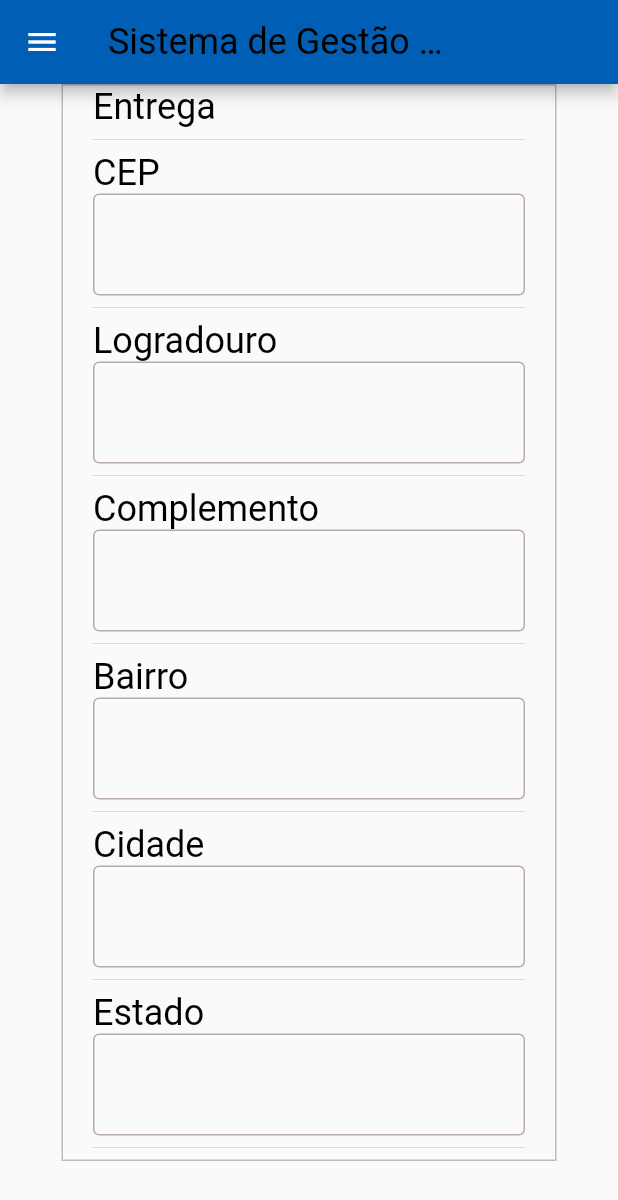
After one commit to tintreinamento/projeto_flutter, a Flutter app: the screen it shows after launch, on a phone screen of 412 x 824 dp. The commit adds this screen. Shown: the top 1200 px of the screen. Run offline on Flutter 3.47's test engine with Material 2 defaults, Android fonts, the light colour scheme and no system bars; our stand-ins replace brasil_fields, mask_text_input_formatter.

Commit message:
Tarefa: desenvolvimento do componente de endereço do pedido de vendas

```diff
--- a/lib/componentes/appbar.dart
+++ b/lib/componentes/appbar.dart
@@ -14,7 +14,7 @@ class AppBarComponente extends StatelessWidget implements PreferredSizeWidget {
     return PreferredSize(
         child: AppBar(
           centerTitle: false,
-          title: textComponente(this.titulo),
+          title: TextComponente(label: this.titulo),
           backgroundColor: Color.fromRGBO(0, 94, 181, 1),
           actions: [
             Container(
--- a/lib/componentes/input.dart
+++ b/lib/componentes/input.dart
@@ -2,15 +2,37 @@ import 'package:flutter/material.dart';
 import 'package:flutter/cupertino.dart';
 import 'package:projeto_flutter/componentes/text.dart';
 import 'package:projeto_flutter/componentes/textformfield.dart';
+import 'package:flutter/services.dart';
 
-Widget inputComponente(String label,
-    TextEditingController textEditingController, Function handleSubmitted) {
+class InputComponente extends StatelessWidget {
+  String label;
+  TextInputFormatter maskFormatter;
+  TextInputFormatter filter;
+  TextEditingController textEditingController;
+  Function handleSubmitted;
+
+  InputComponente(
+      {Key? key,
+      required this.label,
+      required this.maskFormatter,
+      required this.filter,
+      required this.textEditingController,
+      required this.handleSubmitted})
+      : super(key: key);
+
+  @override
+  Widget build(BuildContext context) {
     return Column(
       crossAxisAlignment: CrossAxisAlignment.start,
       children: [
-      textComponente(label),
-      textFormFieldComponente(textEditingController, handleSubmitted),
+        TextComponente(label: label),
+        TextFormFieldComponente(
+            maskFormatter: maskFormatter,
+            filter: filter,
+            textEditingController: textEditingController,
+            handleSubmitted: handleSubmitted),
         Divider(),
       ],
     );
   }
+}
--- a/lib/componentes/text.dart
+++ b/lib/componentes/text.dart
@@ -1,6 +1,11 @@
 import 'package:flutter/cupertino.dart';
 
-Widget textComponente(String label) {
+class TextComponente extends StatelessWidget {
+  String label;
+  TextComponente({Key? key, required this.label}) : super(key: key);
+
+  @override
+  Widget build(BuildContext context) {
     return Text(
       label,
       style: TextStyle(
@@ -11,3 +16,4 @@ Widget textComponente(String label) {
       ),
     );
   }
+}
--- a/lib/componentes/textformfield.dart
+++ b/lib/componentes/textformfield.dart
@@ -1,10 +1,29 @@
 import 'package:flutter/cupertino.dart';
-
 import 'package:flutter/material.dart';
 
-Widget textFormFieldComponente(
-    TextEditingController textEditingController, Function handleSubmitted) {
+import 'package:flutter/services.dart';
+
+class TextFormFieldComponente extends StatelessWidget {
+  TextInputFormatter maskFormatter;
+  TextInputFormatter filter;
+  TextEditingController textEditingController;
+  Function handleSubmitted;
+
+  TextFormFieldComponente(
+      {Key? key,
+      required this.maskFormatter,
+      required this.filter,
+      required this.textEditingController,
+      required this.handleSubmitted})
+      : super(key: key);
+
+  @override
+  Widget build(BuildContext context) {
     return TextField(
+      inputFormatters: [
+        filter,
+        maskFormatter,
+      ],
       controller: textEditingController,
       onSubmitted: (text) {
         handleSubmitted();
@@ -26,3 +45,4 @@ Widget textFormFieldComponente(
           )),
     );
   }
+}
--- /dev/null
+++ b/lib/views/pedido_venda/endereco.dart
@@ -0,0 +1,89 @@
+import 'package:flutter/material.dart';
+import 'package:projeto_flutter/componentes/input.dart';
+import 'package:projeto_flutter/componentes/text.dart';
+import 'package:projeto_flutter/services/apicorreios.dart';
+
+//Mask
+import 'package:brasil_fields/brasil_fields.dart';
+import 'package:flutter/services.dart';
+import 'package:mask_text_input_formatter/mask_text_input_formatter.dart';
+
+import '../../services/apicorreios.dart';
+
+class Endereco extends StatefulWidget {
+  const Endereco({Key? key}) : super(key: key);
+
+  @override
+  _EnderecoState createState() => _EnderecoState();
+}
+
+class _EnderecoState extends State<Endereco> {
+  //Endereço
+  TextEditingController cepController = TextEditingController();
+  TextEditingController logradouroController = TextEditingController();
+  TextEditingController complementoController = TextEditingController();
+  TextEditingController numeroController = TextEditingController();
+  TextEditingController bairroController = TextEditingController();
+  TextEditingController cidadeController = TextEditingController();
+  TextEditingController estadoController = TextEditingController();
+
+  void handleSubmittedCep() async {
+    var endereco = await getEndereco(
+        UtilBrasilFields.removeCaracteres(cepController.text));
+
+    //Seta valores nos campos de endereço
+    logradouroController.text = endereco['logradouro'];
+    complementoController.text = endereco['complemento'];
+    bairroController.text = endereco['bairro'];
+    cidadeController.text = endereco['localidade'];
+    estadoController.text = endereco['uf'];
+  }
+
+  @override
+  Widget build(BuildContext context) {
+    return Column(
+      mainAxisAlignment: MainAxisAlignment.start,
+      crossAxisAlignment: CrossAxisAlignment.start,
+      children: [
+        TextComponente(label: 'Entrega'),
+        Divider(),
+        InputComponente(
+            label: 'CEP',
+            maskFormatter: CepInputFormatter(),
+            filter: FilteringTextInputFormatter.digitsOnly,
+            textEditingController: cepController,
+            handleSubmitted: handleSubmittedCep),
+        InputComponente(
+            label: 'Logradouro',
+            maskFormatter: MaskTextInputFormatter(),
+            filter: MaskTextInputFormatter(),
+            textEditingController: logradouroController,
+            handleSubmitted: () {}),
+        InputComponente(
+            label: 'Complemento',
+            maskFormatter: MaskTextInputFormatter(),
+            filter: MaskTextInputFormatter(),
+            textEditingController: complementoController,
+            handleSubmitted: () {}),
+        InputComponente(
+            label: 'Bairro',
+            maskFormatter: MaskTextInputFormatter(),
+            filter: MaskTextInputFormatter(),
+            textEditingController: bairroController,
+            handleSubmitted: () {}),
+        InputComponente(
+            label: 'Cidade',
+            maskFormatter: MaskTextInputFormatter(),
+            filter: MaskTextInputFormatter(),
+            textEditingController: cidadeController,
+            handleSubmitted: () {}),
+        InputComponente(
+            label: 'Estado',
+            maskFormatter: MaskTextInputFormatter(),
+            filter: MaskTextInputFormatter(),
+            textEditingController: estadoController,
+            handleSubmitted: () {}),
+      ],
+    );
+  }
+}
--- a/pubspec.yaml
+++ b/pubspec.yaml
@@ -29,6 +29,8 @@ dependencies:
   # Use with the CupertinoIcons class for iOS style icons.
   cupertino_icons: ^1.0.2
   http: ^0.13.3
+  mask_text_input_formatter: ^2.0.0
+  brasil_fields: ^1.1.3
 
 dev_dependencies:
   flutter_test:
```
Also changed, not shown: lib/classes/endereco.dart (deleted, +0 -40 lines), lib/views/pedido_venda/pedidovenda.dart (+2 -56 lines), pubspec.lock. Lines whose indentation alone changed are shown as unchanged.
